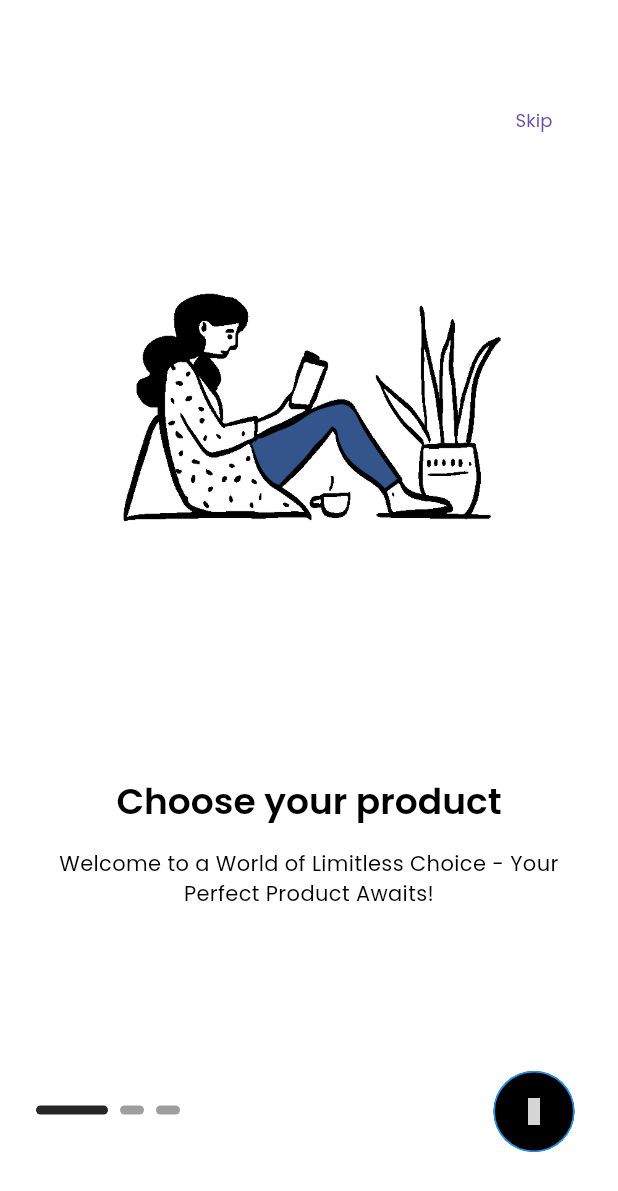
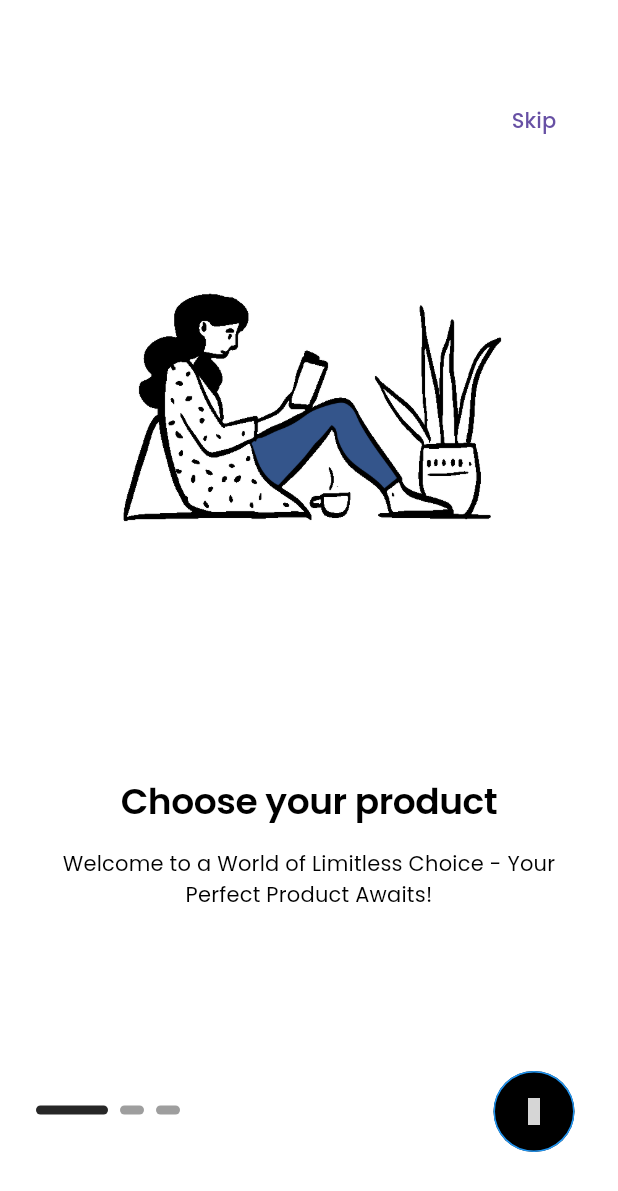
Before and after one commit to nekagit/ECom-Flutter-BuyIT, a Flutter app: the screen it shows after launch, on a phone screen of 412 x 824 dp. Shown: the top 1191 px of the screen. Run offline on Flutter 3.47's test engine with Material 3 defaults, Android fonts, the phone set to English and light mode, and no system bars; drawn by our look-alikes of smooth_page_indicator; our stand-ins replace get, get_storage, iconsax, logger; grey boxes are pictures that could not be loaded.

Commit message:
Add: home header, home app bar, custom shape

```diff
--- a/lib/features/authentication/screens/login/widgets/login_form.dart
+++ b/lib/features/authentication/screens/login/widgets/login_form.dart
@@ -4,6 +4,7 @@ import 'package:get/get_core/src/get_main.dart';
 import 'package:iconsax/iconsax.dart';
 import 'package:timeit/features/authentication/screens/password/forget_password.dart';
 import 'package:timeit/features/authentication/screens/signup/signup.dart';
+import 'package:timeit/navigation_menu.dart';
 import 'package:timeit/utils/constants/sizes.dart';
 import 'package:timeit/utils/constants/text_strings.dart';
 
@@ -54,7 +55,10 @@ class LoginForm extends StatelessWidget {
 
                 SizedBox(
                   width: double.infinity,
-                  child: ElevatedButton(onPressed: () {}, child: const Text(TTexts.signIn)),
+                  child: ElevatedButton(
+                    onPressed: () => Get.to(() => const NavigationMenu()),
+                    child: const Text(TTexts.signIn),
+                  ),
                 ),
                 const SizedBox(height: TSizes.spaceBtwItems),
 
--- a/lib/utils/theme/custom_themes/text_theme.dart
+++ b/lib/utils/theme/custom_themes/text_theme.dart
@@ -4,123 +4,172 @@ class TTextTheme {
   TTextTheme._();
 
   static TextTheme lightTextTheme = TextTheme(
+    // Headline styles - for main headers and impactful text
     headlineLarge: const TextStyle().copyWith(
-      fontSize: 32.0,
+      fontSize: 28.0,
       fontWeight: FontWeight.bold,
       color: Colors.black,
+      letterSpacing: -0.5,
     ),
     headlineMedium: const TextStyle().copyWith(
       fontSize: 24.0,
       fontWeight: FontWeight.w600,
       color: Colors.black,
+      letterSpacing: -0.3,
     ),
     headlineSmall: const TextStyle().copyWith(
-      fontSize: 30.0,
+      fontSize: 20.0,
       fontWeight: FontWeight.w600,
       color: Colors.black,
+      letterSpacing: -0.2,
     ),
 
+    // Title styles - for section headers and important UI elements
     titleLarge: const TextStyle().copyWith(
+      fontSize: 18.0,
+      fontWeight: FontWeight.w600,
+      color: Colors.black,
+      letterSpacing: -0.1,
+    ),
+    titleMedium: const TextStyle().copyWith(
       fontSize: 16.0,
       fontWeight: FontWeight.w500,
       color: Colors.black,
+      letterSpacing: 0,
     ),
-    titleMedium: const TextStyle().copyWith(
+    titleSmall: const TextStyle().copyWith(
+      fontSize: 14.0,
+      fontWeight: FontWeight.w500,
+      color: Colors.black,
+      letterSpacing: 0,
+    ),
+
+    // Body styles - for main content text
+    bodyLarge: const TextStyle().copyWith(
       fontSize: 16.0,
       fontWeight: FontWeight.w400,
       color: Colors.black,
-    ),
-    titleSmall: const TextStyle().copyWith(
-      fontSize: 16.0,
-      fontWeight: FontWeight.w400,
-      color: Colors.black,
-    ),
-
-    bodyLarge: const TextStyle().copyWith(
-      fontSize: 14.0,
-      fontWeight: FontWeight.w500,
-      color: Colors.black,
+      letterSpacing: 0.15,
+      height: 1.5,
     ),
     bodyMedium: const TextStyle().copyWith(
       fontSize: 14.0,
       fontWeight: FontWeight.normal,
       color: Colors.black,
+      letterSpacing: 0.15,
+      height: 1.5,
     ),
     bodySmall: const TextStyle().copyWith(
+      fontSize: 12.0,
+      fontWeight: FontWeight.normal,
+      color: Colors.black.withAlpha(204), // 0.8 * 255 = 204
+      letterSpacing: 0.1,
+      height: 1.4,
+    ),
+
+    // Label styles - for smaller, supporting text
+    labelLarge: const TextStyle().copyWith(
       fontSize: 14.0,
       fontWeight: FontWeight.w500,
       color: Colors.black,
-    ),
-
-    labelLarge: const TextStyle().copyWith(
-      fontSize: 12.0,
-      fontWeight: FontWeight.normal,
-      color: Colors.black,
+      letterSpacing: 0.1,
     ),
     labelMedium: const TextStyle().copyWith(
+      fontSize: 12.0,
+      fontWeight: FontWeight.w500,
+      color: Colors.black.withAlpha(178), // 0.7 * 255 = 178
+      letterSpacing: 0.1,
+    ),
+    labelSmall: const TextStyle().copyWith(
       fontSize: 11.0,
-      fontWeight: FontWeight.normal,
-      color: Colors.black.withValues(alpha: 0.5),
+      fontWeight: FontWeight.w500,
+      color: Colors.black.withAlpha(153), // 0.6 * 255 = 153
+      letterSpacing: 0.1,
     ),
   );
+
   static TextTheme darkTextTheme = TextTheme(
+    // Headline styles - for main headers and impactful text
     headlineLarge: const TextStyle().copyWith(
-      fontSize: 32.0,
+      fontSize: 28.0,
       fontWeight: FontWeight.bold,
       color: Colors.white,
+      letterSpacing: -0.5,
     ),
     headlineMedium: const TextStyle().copyWith(
       fontSize: 24.0,
       fontWeight: FontWeight.w600,
       color: Colors.white,
+      letterSpacing: -0.3,
     ),
     headlineSmall: const TextStyle().copyWith(
-      fontSize: 30.0,
+      fontSize: 20.0,
       fontWeight: FontWeight.w600,
       color: Colors.white,
+      letterSpacing: -0.2,
     ),
 
+    // Title styles - for section headers and important UI elements
     titleLarge: const TextStyle().copyWith(
+      fontSize: 18.0,
+      fontWeight: FontWeight.w600,
+      color: Colors.white,
+      letterSpacing: -0.1,
+    ),
+    titleMedium: const TextStyle().copyWith(
       fontSize: 16.0,
       fontWeight: FontWeight.w500,
       color: Colors.white,
+      letterSpacing: 0,
     ),
-    titleMedium: const TextStyle().copyWith(
+    titleSmall: const TextStyle().copyWith(
+      fontSize: 14.0,
+      fontWeight: FontWeight.w500,
+      color: Colors.white,
+      letterSpacing: 0,
+    ),
+
+    // Body styles - for main content text
+    bodyLarge: const TextStyle().copyWith(
       fontSize: 16.0,
       fontWeight: FontWeight.w400,
       color: Colors.white,
-    ),
-    titleSmall: const TextStyle().copyWith(
-      fontSize: 16.0,
-      fontWeight: FontWeight.w400,
-      color: Colors.white,
-    ),
-
-    bodyLarge: const TextStyle().copyWith(
-      fontSize: 14.0,
-      fontWeight: FontWeight.w500,
-      color: Colors.white,
+      letterSpacing: 0.15,
+      height: 1.5,
     ),
     bodyMedium: const TextStyle().copyWith(
       fontSize: 14.0,
       fontWeight: FontWeight.normal,
       color: Colors.white,
+      letterSpacing: 0.15,
+      height: 1.5,
     ),
     bodySmall: const TextStyle().copyWith(
+      fontSize: 12.0,
+      fontWeight: FontWeight.normal,
+      color: Colors.white.withAlpha(204), // 0.8 * 255 = 204
+      letterSpacing: 0.1,
+      height: 1.4,
+    ),
+
+    // Label styles - for smaller, supporting text
+    labelLarge: const TextStyle().copyWith(
       fontSize: 14.0,
       fontWeight: FontWeight.w500,
-      color: Colors.white.withValues(alpha: 0.5),
-    ),
-
-    labelLarge: const TextStyle().copyWith(
-      fontSize: 12.0,
-      fontWeight: FontWeight.normal,
       color: Colors.white,
+      letterSpacing: 0.1,
     ),
     labelMedium: const TextStyle().copyWith(
       fontSize: 12.0,
-      fontWeight: FontWeight.normal,
-      color: Colors.white.withValues(alpha: 0.5),
+      fontWeight: FontWeight.w500,
+      color: Colors.white.withAlpha(178), // 0.7 * 255 = 178
+      letterSpacing: 0.1,
+    ),
+    labelSmall: const TextStyle().copyWith(
+      fontSize: 11.0,
+      fontWeight: FontWeight.w500,
+      color: Colors.white.withAlpha(153), // 0.6 * 255 = 153
+      letterSpacing: 0.1,
     ),
   );
 }
```
Also changed, not shown: lib/common/widgets/appbar/appbar.dart (added, +45 -0 lines), lib/common/widgets/custom_shapes/container/circular_container.dart (added, +34 -0 lines), lib/common/widgets/custom_shapes/container/primary_header_container.dart (added, +43 -0 lines), lib/common/widgets/custom_shapes/curved_edges/curved_edges.dart (added, +40 -0 lines), lib/common/widgets/custom_shapes/curved_edges/curved_edges_widget.dart (added, +11 -0 lines), lib/common/widgets/products/cart/cart_menu_icon.dart (added, +36 -0 lines), lib/features/shop/screens/home/home.dart (added, +20 -0 lines), lib/features/shop/screens/home/widgets/home_app_bar.dart (added, +24 -0 lines), lib/navigation_menu.dart (added, +48 -0 lines).
